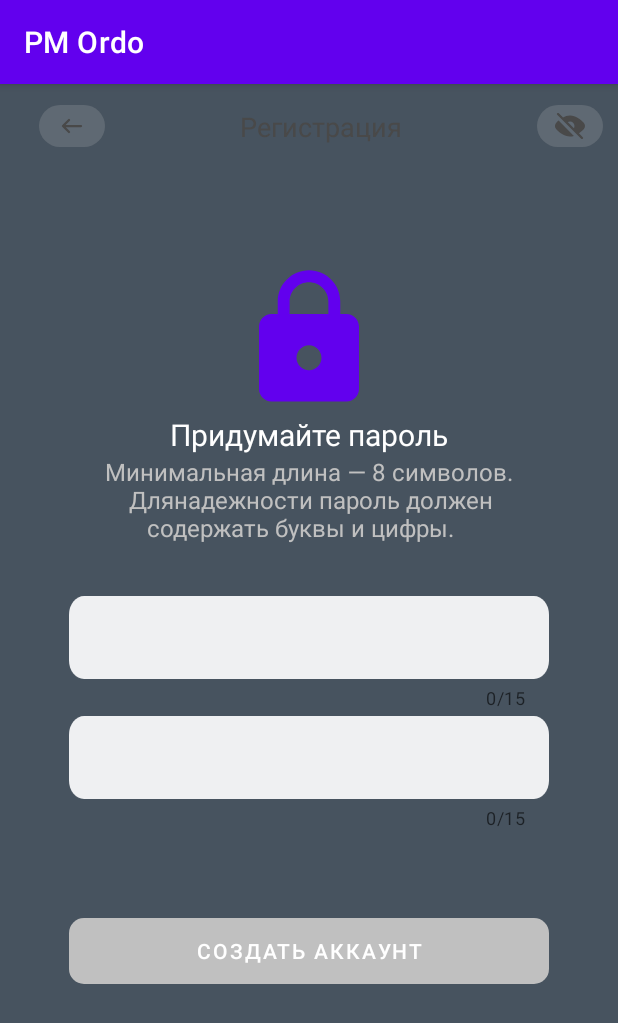
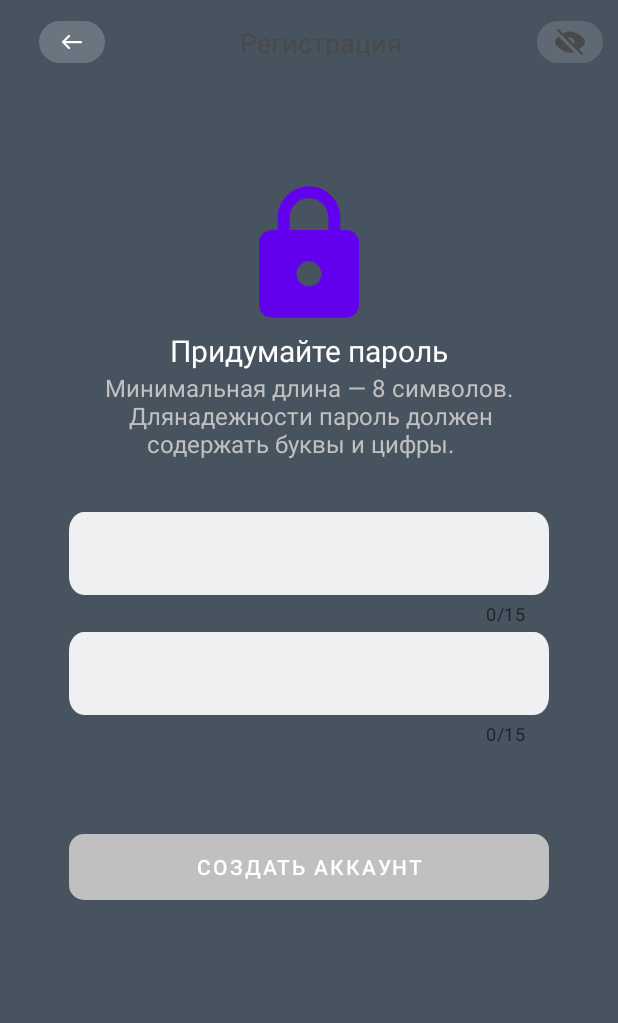
Before and after one commit to ulukbekov-n/Android-App-PM-Ordo, an Android app: the CreatePasswordFragment screen opened through its navigation route, on a phone screen of 412 x 824 dp. Shown: the top 1023 px of the screen. Run offline under Robolectric (Android 15) with nearby library versions, the phone set to English and light mode, and no system bars; our stand-ins replace navigation-ui; Roboto replaces fonts that are not available here.

Commit message:
some changes in the UI

```diff
--- a/app/src/main/java/com/example/pmordo/MainActivity.kt
+++ b/app/src/main/java/com/example/pmordo/MainActivity.kt
@@ -15,5 +15,7 @@ class MainActivity : AppCompatActivity() {
         super.onCreate(savedInstanceState)
         setContentView(binding.root)
         binding.bottomNavigation.setupWithNavController(findNavController(R.id.fragmentContainerView))
+        supportActionBar?.hide()
     }
+
 }
--- a/app/src/main/res/drawable/back_arrow.xml
+++ b/app/src/main/res/drawable/back_arrow.xml
@@ -5,13 +5,13 @@
     android:viewportHeight="44">
     <path
         android:pathData="M14,8L30,8A14,14 0,0 1,44 22L44,22A14,14 0,0 1,30 36L14,36A14,14 0,0 1,0 22L0,22A14,14 0,0 1,14 8z"
-        android:fillColor="#C0C0C0"
+        android:fillColor="@color/white"
         android:fillAlpha="0.2"/>
     <path
         android:pathData="M20,18L16,22M16,22L20,26M16,22L28,22"
         android:strokeLineJoin="round"
         android:strokeWidth="1.5"
         android:fillColor="#00000000"
-        android:strokeColor="#494949"
+        android:strokeColor="@color/white"
         android:strokeLineCap="round"/>
 </vector>
```
